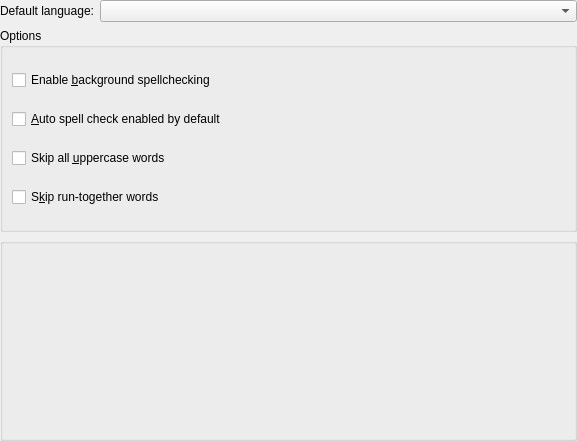
First picture: the form in kdeui/sonnet/configui.ui, repository KDE/kdelibs, before the edit.
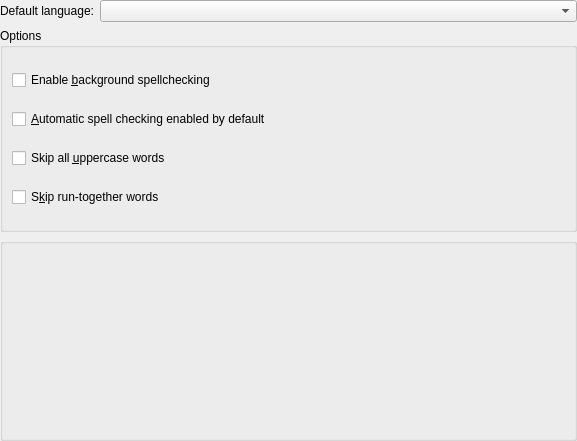
Second picture: the form after the edit. Custom widgets are drawn as their Qt base class.

Commit message: Unify the naming of the automatic spell checking feature a little more.

The edit to the form file:
```diff
--- a/kdeui/sonnet/configui.ui
+++ b/kdeui/sonnet/configui.ui
@@ -42,7 +42,7 @@
       <item row="1" column="0">
        <widget class="QCheckBox" name="m_checkerEnabledByDefaultCB">
         <property name="text">
-         <string>&amp;Auto spell check enabled by default</string>
+         <string>&amp;Automatic spell checking enabled by default</string>
         </property>
        </widget>
       </item>
```
